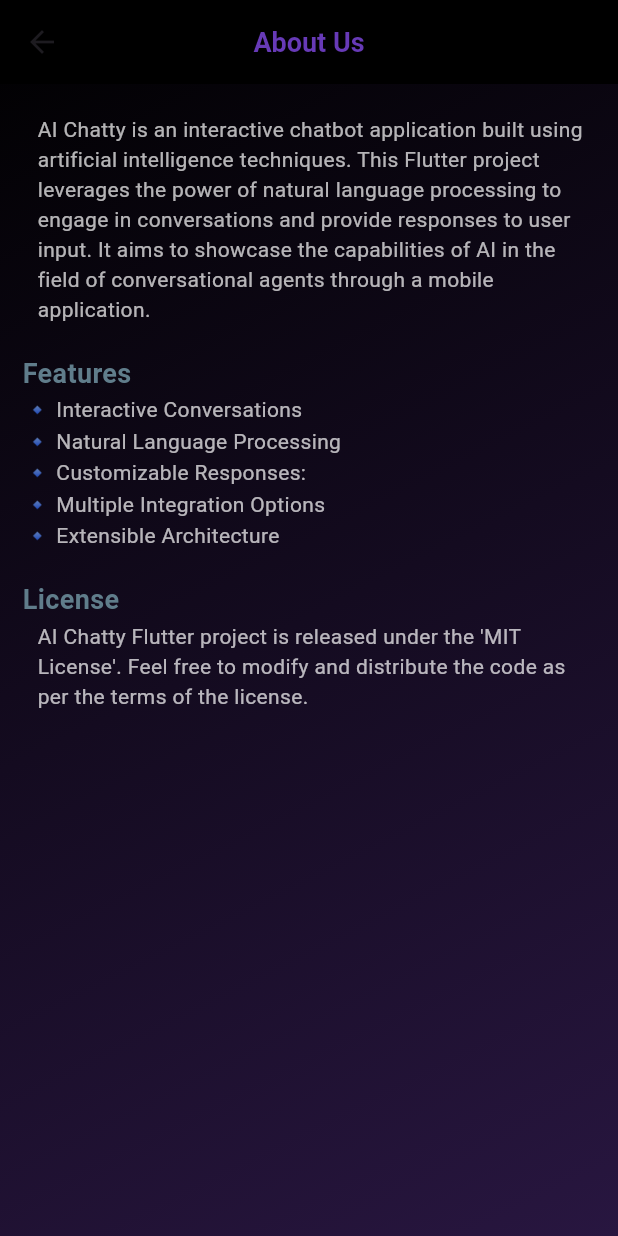
After one commit to rohitsinghkcodes/AI-Chatty, a Flutter app: the AboutUs screen opened directly, on a phone screen of 412 x 824 dp. The commit adds this screen. Run offline on Flutter 3.47's test engine with Material 2 defaults, Android fonts, the phone set to English and light mode, and no system bars; our stand-ins replace flutter_spinkit, fluttertoast, velocity_x.

Commit message:
about screen added

```diff
--- a/lib/Helper/api_services.dart
+++ b/lib/Helper/api_services.dart
@@ -2,7 +2,7 @@ import 'package:flutter/cupertino.dart';
 import 'package:http/http.dart' as http;
 import 'dart:convert';
 
-import '../apiKey.dart';
+import '../api_keys.dart';
 
 Future<dynamic> sendMessageToChatGPT(String message) async {
   var apiUrl = 'https://api.openai.com/v1/chat/completions';
--- a/lib/Helper/Constants.dart
+++ b/lib/Helper/constants.dart
@@ -13,3 +13,7 @@ const kTextFieldDecoration = InputDecoration(
     borderRadius: BorderRadius.all(Radius.circular(35.0)),
   ),
 );
+
+TextStyle content = const TextStyle(fontSize: 14, color: Colors.white70);
+TextStyle headingStyle = const TextStyle(
+    fontSize: 18, fontWeight: FontWeight.bold, color: Colors.blueGrey);
--- a/lib/Helper/popUpMenuHelper.dart
+++ /dev/null
@@ -1,9 +0,0 @@
-import 'package:flutter/material.dart';
-
-void moreOptClickListener(String value) {
-  switch (value) {
-    case 'About':
-      print("clicked about");
-      break;
-  }
-}
--- /dev/null
+++ b/lib/Screens/about_screen.dart
@@ -0,0 +1,94 @@
+import 'package:flutter/material.dart';
+import '../Helper/constants.dart';
+
+class AboutUs extends StatelessWidget {
+  const AboutUs({Key? key}) : super(key: key);
+
+  static const id = "about_us_screen";
+
+  @override
+  Widget build(BuildContext context) {
+    final ScrollController scrollController = ScrollController();
+
+    return Container(
+      decoration: const BoxDecoration(
+        gradient: LinearGradient(
+          begin: Alignment.topLeft,
+          end: Alignment.bottomRight,
+          colors: [Color(0xFF000000), Color(0xFF281640)],
+        ),
+      ),
+      child: Scaffold(
+        backgroundColor: Colors.transparent,
+        appBar: AppBar(
+          backgroundColor: const Color(0xFF000000),
+          title: const Row(
+            mainAxisAlignment: MainAxisAlignment.center,
+            children: [
+              Center(
+                  child: Text(
+                'About Us',
+                style: TextStyle(
+                    color: Colors.deepPurple,
+                    fontSize: 18,
+                    fontWeight: FontWeight.bold),
+              )),
+            ],
+          ),
+          actions: [
+            Opacity(
+              opacity: 0,
+              child: Container(
+                  padding: const EdgeInsets.symmetric(horizontal: 16),
+                  child: const Icon(Icons.ac_unit_rounded)),
+            ),
+          ],
+        ),
+        body: SingleChildScrollView(
+          controller: scrollController,
+          padding: const EdgeInsets.symmetric(vertical: 20, horizontal: 15),
+          child: Column(
+            crossAxisAlignment: CrossAxisAlignment.start,
+            children: [
+              Padding(
+                padding: const EdgeInsets.only(left: 10),
+                child: Text(
+                    'AI Chatty is an interactive chatbot application built using artificial intelligence techniques. This Flutter project leverages the power of natural language processing to engage in conversations and provide responses to user input. It aims to showcase the capabilities of AI in the field of conversational agents through a mobile application.',
+                    style: content),
+              ),
+              const SizedBox(height: 20),
+              Text("Features", style: headingStyle),
+              const SizedBox(height: 1),
+              Padding(
+                padding: const EdgeInsets.only(left: 1),
+                child: Column(
+                  crossAxisAlignment: CrossAxisAlignment.start,
+                  children: [
+                    Text("🔹 Interactive Conversations", style: content),
+                    const SizedBox(height: 1),
+                    Text("🔹 Natural Language Processing", style: content),
+                    const SizedBox(height: 1),
+                    Text("🔹 Customizable Responses: ", style: content),
+                    const SizedBox(height: 1),
+                    Text("🔹 Multiple Integration Options", style: content),
+                    const SizedBox(height: 1),
+                    Text("🔹 Extensible Architecture", style: content),
+                  ],
+                ),
+              ),
+              const SizedBox(height: 20),
+              Text("License", style: headingStyle),
+              const SizedBox(height: 1),
+              Padding(
+                padding: const EdgeInsets.only(left: 10),
+                child: Text(
+                    "AI Chatty Flutter project is released under the 'MIT License'. Feel free to modify and distribute the code as per the terms of the license.",
+                    style: content),
+              ),
+            ],
+          ),
+        ),
+      ),
+    );
+  }
+}
--- a/lib/Screens/chatScreen.dart
+++ b/lib/Screens/chat_screen.dart
@@ -1,11 +1,11 @@
 import 'package:chattty/Helper/api_services.dart';
+import 'package:chattty/Screens/about_screen.dart';
 import 'package:flutter/material.dart';
 import 'package:flutter_spinkit/flutter_spinkit.dart';
 import 'package:fluttertoast/fluttertoast.dart';
 import 'package:velocity_x/velocity_x.dart';
-import '../Helper/Constants.dart';
-import '../Helper/chatMessage.dart';
-import '../Helper/popUpMenuHelper.dart';
+import '../Helper/constants.dart';
+import '../Helper/chat_message.dart';
 
 class ChatScreen extends StatefulWidget {
   const ChatScreen({Key? key}) : super(key: key);
@@ -85,6 +85,16 @@ class _ChatScreenState extends State<ChatScreen> {
     ).px12();
   }
 
+//moreOptClickListener
+  void moreOptClickListener(String value) {
+    switch (value) {
+      case 'About':
+        Navigator.of(context)
+            .push(MaterialPageRoute(builder: (context) => const AboutUs()));
+        break;
+    }
+  }
+
   @override
   Widget build(BuildContext context) {
     return Container(
--- a/lib/Screens/splashScreen.dart
+++ b/lib/Screens/splash_screen.dart
@@ -1,7 +1,7 @@
 import 'dart:async';
 import 'package:flutter/material.dart';
 
-import 'chatScreen.dart';
+import 'chat_screen.dart';
 
 class SplashScreen extends StatefulWidget {
   // static const id = "splash_screen";
@@ -29,9 +29,7 @@ class _SplashScreenState extends State<SplashScreen> {
           begin: Alignment.centerLeft,
           end: Alignment.centerRight,
           // colors: [Color(0xFF8C52FF), Color(0xFF5CE1E6)],
-          colors: [
-            Color(0xFF3B007D),
-            Color(0xFF7742BE)],
+          colors: [Color(0xFF3B007D), Color(0xFF7742BE)],
         ),
       ),
       child: Scaffold(
--- /dev/null
+++ b/lib/api_keys.dart
@@ -0,0 +1,2 @@
+//API key for chatGPT
+const String apiKey = "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";
--- a/lib/main.dart
+++ b/lib/main.dart
@@ -1,5 +1,5 @@
-import 'package:chattty/Screens/chatScreen.dart';
-import 'package:chattty/Screens/splashScreen.dart';
+import 'package:chattty/Screens/chat_screen.dart';
+import 'package:chattty/Screens/splash_screen.dart';
 import 'package:flutter/material.dart';
 
 void main() {
```
Also changed, not shown: lib/Helper/chat_message.dart (renamed from lib/Helper/chatMessage.dart), 1 other file.
